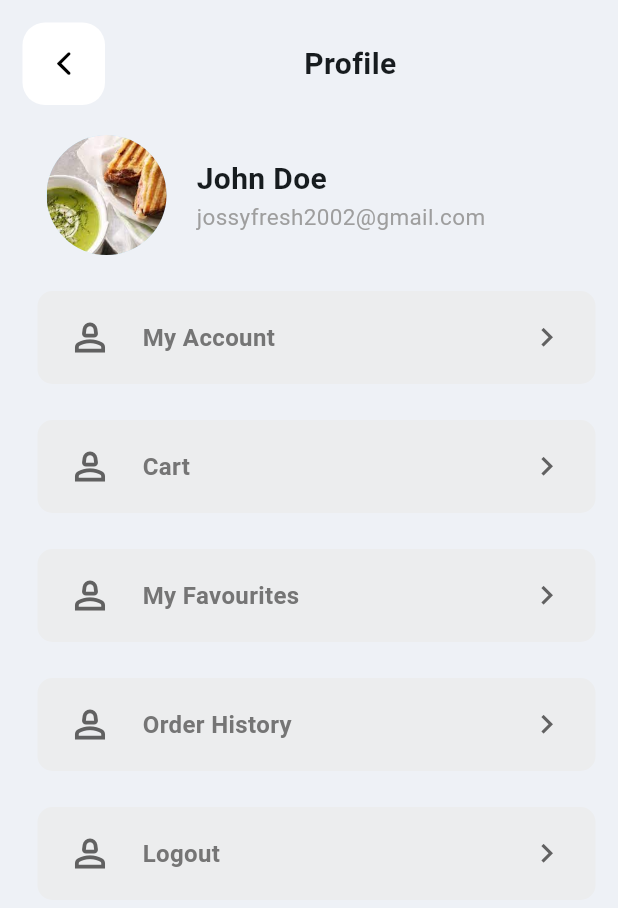
After one commit to jossyfresh/eat-hub, a Flutter app: the ProfileScreen screen opened directly, on a phone screen of 412 x 824 dp. The commit adds this screen. Shown: the top 908 px of the screen. Run offline on Flutter 3.47's test engine with Material 3 defaults, Android fonts, the phone set to English and light mode, and no system bars; our stand-ins replace cloud_firestore, firebase_auth, firebase_core, iconsax; missing offline and left inert: dart:ffi; accounts and stored records are empty; network calls fail; Roboto replaces fonts that are missing (Biofit).

Commit message:
profile screen added

```diff
--- a/lib/Providers/user_provider.dart
+++ b/lib/Providers/user_provider.dart
@@ -0,0 +1,44 @@
+import 'dart:ffi';
+import 'package:firebase_core/firebase_core.dart';
+import 'package:flutter/material.dart';
+import 'package:flutter/foundation.dart';
+import 'package:eathub/models/cart_item.dart';
+import 'package:eathub/models/user.dart';
+import 'package:eathub/firebase_options.dart';
+import 'package:firebase_auth/firebase_auth.dart';
+
+
+
+class UserProvider extends ChangeNotifier {
+  CurrentUser user = CurrentUser(
+    email: "",
+    password: "",
+    name: "",
+    phone: "",
+    address: "",
+    image: "",
+  );
+
+  void setUser(CurrentUser user) {
+    user = user;
+    notifyListeners();
+  }
+
+  void clearUser() {
+    CurrentUser newuser = CurrentUser(
+      email: "",
+      password: "",
+      name: "",
+      phone: "",
+      address: "",
+      image: "",
+    );
+    user = newuser;
+    notifyListeners();
+  }
+
+  void logout() {
+    // remove snapshot Data
+
+  }
+}
--- a/lib/main.dart
+++ b/lib/main.dart
@@ -1,3 +1,5 @@
+import 'package:eathub/Providers/user_provider.dart';
+import 'package:eathub/screens/login_screen.dart';
 import 'package:flutter/material.dart';
 import 'package:eathub/constants.dart';
 import 'package:eathub/screens/main_screen.dart';
@@ -19,6 +21,7 @@ void main() async {
       providers: [
         ChangeNotifierProvider(create: (_) => CartProvider()),
         ChangeNotifierProvider(create: (_) => FavProvider()),
+        ChangeNotifierProvider(create: (_) => UserProvider()),
       ],
       child: MyApp(),
     ),
@@ -39,7 +42,7 @@ class MyApp extends StatelessWidget {
         scaffoldBackgroundColor: kbackgroundColor,
         useMaterial3: true,
       ),
-      home: const RegScreen(),
+      home: MainPage(),
     );
   }
 }
--- /dev/null
+++ b/lib/models/user.dart
@@ -0,0 +1,17 @@
+class CurrentUser {
+  String email;
+  String password;
+  String?name;
+  String?phone;
+  String?address;
+  String?image;
+
+  CurrentUser({
+    required this.email,
+    required this.password,
+    required this.name,
+    required this.phone,
+    required this.address,
+    required this.image,
+  });
+}
--- a/lib/screens/login_screen.dart
+++ b/lib/screens/login_screen.dart
@@ -22,8 +22,9 @@ class _LoginpageState extends State<Loginpage> {
           );
         });
     try {
-      await FirebaseAuth.instance.signInWithEmailAndPassword(
-          email: email.text, password: password.text);
+      UserCredential? userCredential = await FirebaseAuth.instance
+          .signInWithEmailAndPassword(
+              email: email.text, password: password.text);
       Navigator.pop(context);
       ScaffoldMessenger.of(context).showSnackBar(SnackBar(
         backgroundColor: Colors.green.shade400, // Success green
--- /dev/null
+++ b/lib/screens/profile_screen.dart
@@ -0,0 +1,297 @@
+import 'package:eathub/Providers/user_provider.dart';
+import 'package:eathub/widgets/profile_appbar.dart';
+import 'package:flutter/cupertino.dart';
+import 'package:flutter/material.dart';
+import 'package:eathub/models/food.dart';
+import 'package:eathub/widgets/food_card.dart';
+import 'package:eathub/widgets/lunch_list.dart';
+import 'package:eathub/widgets/dinner_list_appbar.dart';
+import 'package:eathub/widgets/quick_screen_appbar.dart';
+import 'package:eathub/widgets/lunch_list_appbar.dart';
+import 'package:iconsax/iconsax.dart';
+import 'package:provider/provider.dart';
+import 'package:eathub/Providers/fav_provider.dart';
+import 'package:eathub/widgets/fav_appbar.dart';
+import 'package:firebase_auth/firebase_auth.dart';
+
+class ProfileScreen extends StatefulWidget {
+  const ProfileScreen({super.key});
+
+  @override
+  State<ProfileScreen> createState() => _ProfileScreenState();
+}
+
+class _ProfileScreenState extends State<ProfileScreen> {
+  @override
+  Widget build(BuildContext context) {
+    final UsersProvider = Provider.of<UserProvider>(context);
+
+    void logout() {
+      FirebaseAuth.instance.signOut();
+      UsersProvider.clearUser();
+    }
+
+    return Scaffold(
+      body: SafeArea(
+        child: SingleChildScrollView(
+          child: Padding(
+            padding: const EdgeInsets.all(15),
+            child: Column(
+              crossAxisAlignment: CrossAxisAlignment.start,
+              children: [
+                // app bar
+                const ProfileAppBar(),
+                const SizedBox(height: 20),
+                // Avatar and name
+                Padding(
+                  padding: const EdgeInsets.only(left: 16.0),
+                  child: Row(
+                    children: [
+                      const CircleAvatar(
+                        radius: 40,
+                        backgroundImage:
+                            AssetImage("assets/images/sandwich.jpeg"),
+                      ),
+                      const SizedBox(width: 20),
+                      Column(
+                        mainAxisAlignment: MainAxisAlignment.start,
+                        crossAxisAlignment: CrossAxisAlignment.start,
+                        children: [
+                          const Text(
+                            "John Doe",
+                            style: TextStyle(
+                              fontSize: 20,
+                              fontWeight: FontWeight.bold,
+                            ),
+                          ),
+                          const Text(
+                            "jossyfresh2002@gmail.com",
+                            style: TextStyle(fontSize: 15, color: Colors.grey),
+                          )
+                        ],
+                      )
+                    ],
+                  ),
+                ),
+                const SizedBox(height: 20),
+
+                // clickable menu
+                Padding(
+                  padding: const EdgeInsets.only(left: 10.0, top: 4),
+                  child: Container(
+                    decoration: BoxDecoration(
+                      color: Color.fromARGB(255, 236, 237, 238),
+                      borderRadius: BorderRadius.circular(10),
+                    ),
+                    child: Padding(
+                      padding: const EdgeInsets.only(
+                          top: 16.0, bottom: 16.0, left: 20, right: 20),
+                      child: Row(
+                          mainAxisAlignment: MainAxisAlignment.spaceBetween,
+                          children: [
+                            Row(
+                              children: [
+                                Icon(Icons.person_2_outlined,
+                                    color: Colors.grey[700], size: 30),
+                                const SizedBox(width: 20),
+                                Text(
+                                  "My Account",
+                                  style: TextStyle(
+                                      color: Colors.grey[600],
+                                      fontSize: 16,
+                                      fontWeight: FontWeight.bold),
+                                ),
+                              ],
+                            ),
+                            Icon(Icons.chevron_right_outlined,
+                                color: Colors.grey[700], size: 25),
+                          ]),
+                    ),
+                  ),
+                ),
+                const SizedBox(height: 20),
+
+                Padding(
+                  padding: const EdgeInsets.only(left: 10.0, top: 4),
+                  child: Container(
+                    decoration: BoxDecoration(
+                      color: Color.fromARGB(255, 236, 237, 238),
+                      borderRadius: BorderRadius.circular(10),
+                    ),
+                    child: Padding(
+                      padding: const EdgeInsets.only(
+                          top: 16.0, bottom: 16.0, left: 20, right: 20),
+                      child: Row(
+                          mainAxisAlignment: MainAxisAlignment.spaceBetween,
+                          children: [
+                            Row(
+                              children: [
+                                Icon(Icons.person_2_outlined,
+                                    color: Colors.grey[700], size: 30),
+                                const SizedBox(width: 20),
+                                Text(
+                                  "Cart",
+                                  style: TextStyle(
+                                      color: Colors.grey[600],
+                                      fontSize: 16,
+                                      fontWeight: FontWeight.bold),
+                                ),
+                              ],
+                            ),
+                            Icon(Icons.chevron_right_outlined,
+                                color: Colors.grey[700], size: 25),
+                          ]),
+                    ),
+                  ),
+                ),
+                const SizedBox(height: 20),
+
+                Padding(
+                  padding: const EdgeInsets.only(left: 10.0, top: 4),
+                  child: Container(
+                    decoration: BoxDecoration(
+                      color: Color.fromARGB(255, 236, 237, 238),
+                      borderRadius: BorderRadius.circular(10),
+                    ),
+                    child: Padding(
+                      padding: const EdgeInsets.only(
+                          top: 16.0, bottom: 16.0, left: 20, right: 20),
+                      child: Row(
+                          mainAxisAlignment: MainAxisAlignment.spaceBetween,
+                          children: [
+                            Row(
+                              children: [
+                                Icon(Icons.person_2_outlined,
+                                    color: Colors.grey[700], size: 30),
+                                const SizedBox(width: 20),
+                                Text(
+                                  "My Favourites",
+                                  style: TextStyle(
+                                      color: Colors.grey[600],
+                                      fontSize: 16,
+                                      fontWeight: FontWeight.bold),
+                                ),
+                              ],
+                            ),
+                            Icon(Icons.chevron_right_outlined,
+                                color: Colors.grey[700], size: 25),
+                          ]),
+                    ),
+                  ),
+                ),
+                const SizedBox(height: 20),
+
+                Padding(
+                  padding: const EdgeInsets.only(left: 10.0, top: 4),
+                  child: Container(
+                    decoration: BoxDecoration(
+                      color: Color.fromARGB(255, 236, 237, 238),
+                      borderRadius: BorderRadius.circular(10),
+                    ),
+                    child: Padding(
+                      padding: const EdgeInsets.only(
+                          top: 16.0, bottom: 16.0, left: 20, right: 20),
+                      child: Row(
+                          mainAxisAlignment: MainAxisAlignment.spaceBetween,
+                          children: [
+                            Row(
+                              children: [
+                                Icon(Icons.person_2_outlined,
+                                    color: Colors.grey[700], size: 30),
+                                const SizedBox(width: 20),
+                                Text(
+                                  "Order History",
+                                  style: TextStyle(
+                                      color: Colors.grey[600],
+                                      fontSize: 16,
+                                      fontWeight: FontWeight.bold),
+                                ),
+                              ],
+                            ),
+                            Icon(Icons.chevron_right_outlined,
+                                color: Colors.grey[700], size: 25),
+                          ]),
+                    ),
+                  ),
+                ),
+                const SizedBox(height: 20),
+
+                Padding(
+                  padding: const EdgeInsets.only(left: 10.0, top: 4),
+                  child: Container(
+                    decoration: BoxDecoration(
+                      color: Color.fromARGB(255, 236, 237, 238),
+                      borderRadius: BorderRadius.circular(10),
+                    ),
+                    child: GestureDetector(
+                      onTap: () {
+                        showDialog(
+                          context: context,
+                          builder: (BuildContext context) {
+                            return AlertDialog(
+                              title: const Text("Logout"),
+                              content: const Text(
+                                  "Are you sure you want to logout?"),
+                              actions: [
+                                TextButton(
+                                  onPressed: () {
+                                    Navigator.of(context).pop();
+                                  },
+                                  child: const Text("Cancel"),
+                                ),
+                                TextButton(
+                                  onPressed: () {
+                                    Navigator.of(context).pop();
+                                    // loading screen
+                                    showDialog(
+                                      context: context,
+                                      builder: (BuildContext context) {
+                                        return const Center(
+                                          child: CircularProgressIndicator(),
+                                        );
+                                      },
+                                    );
+                                    logout();
+                                  },
+                                  child: const Text("Logout"),
+                                ),
+                              ],
+                            );
+                          },
+                        );
+                      },
+                      child: Padding(
+                        padding: const EdgeInsets.only(
+                            top: 16.0, bottom: 16.0, left: 20, right: 20),
+                        child: Row(
+                            mainAxisAlignment: MainAxisAlignment.spaceBetween,
+                            children: [
+                              Row(
+                                children: [
+                                  Icon(Icons.person_2_outlined,
+                                      color: Colors.grey[700], size: 30),
+                                  const SizedBox(width: 20),
+                                  Text(
+                                    "Logout",
+                                    style: TextStyle(
+                                        color: Colors.grey[600],
+                                        fontSize: 16,
+                                        fontWeight: FontWeight.bold),
+                                  ),
+                                ],
+                              ),
+                              Icon(Icons.chevron_right_outlined,
+                                  color: Colors.grey[700], size: 25),
+                            ]),
+                      ),
+                    ),
+                  ),
+                )
+              ],
+            ),
+          ),
+        ),
+      ),
+    );
+  }
+}
--- /dev/null
+++ b/lib/widgets/profile_appbar.dart
@@ -0,0 +1,44 @@
+import 'package:flutter/material.dart';
+import 'package:flutter/cupertino.dart';
+import 'package:eathub/screens/main_screen.dart';
+
+class ProfileAppBar extends StatelessWidget {
+  const ProfileAppBar({super.key});
+
+  @override
+  Widget build(BuildContext context) {
+    return Row(
+      children: [
+        IconButton(
+          onPressed: () {
+            // navigate to FavouritesScreen first
+            Navigator.push(
+              context,
+              MaterialPageRoute(
+                builder: (context) => MainScreen(),
+              ),
+            );
+          },
+          style: IconButton.styleFrom(
+            backgroundColor: Colors.white,
+            fixedSize: const Size(55, 55),
+            shape: RoundedRectangleBorder(
+              borderRadius: BorderRadius.circular(15),
+            ),
+          ),
+          color: Colors.black,
+          icon: const Icon(CupertinoIcons.chevron_back),
+        ),
+        const Spacer(),
+        const Text(
+          "Profile",
+          style: TextStyle(
+            fontSize: 20,
+            fontWeight: FontWeight.bold,
+          ),
+        ),
+        const Spacer(),
+      ],
+    );
+  }
+}
--- a/pubspec.yaml
+++ b/pubspec.yaml
@@ -39,6 +39,7 @@ dependencies:
   provider: ^6.1.1
   firebase_core: ^2.25.4
   firebase_auth: ^4.17.4
+  cloud_firestore: ^4.15.4
 
 dev_dependencies:
   flutter_test:
```
Also changed, not shown: lib/screens/cart_screen.dart (+69 -70 lines), lib/screens/main_screen.dart (+23 -0 lines), lib/screens/register_screen.dart (+22 -2 lines), pubspec.lock, 4 other files.
